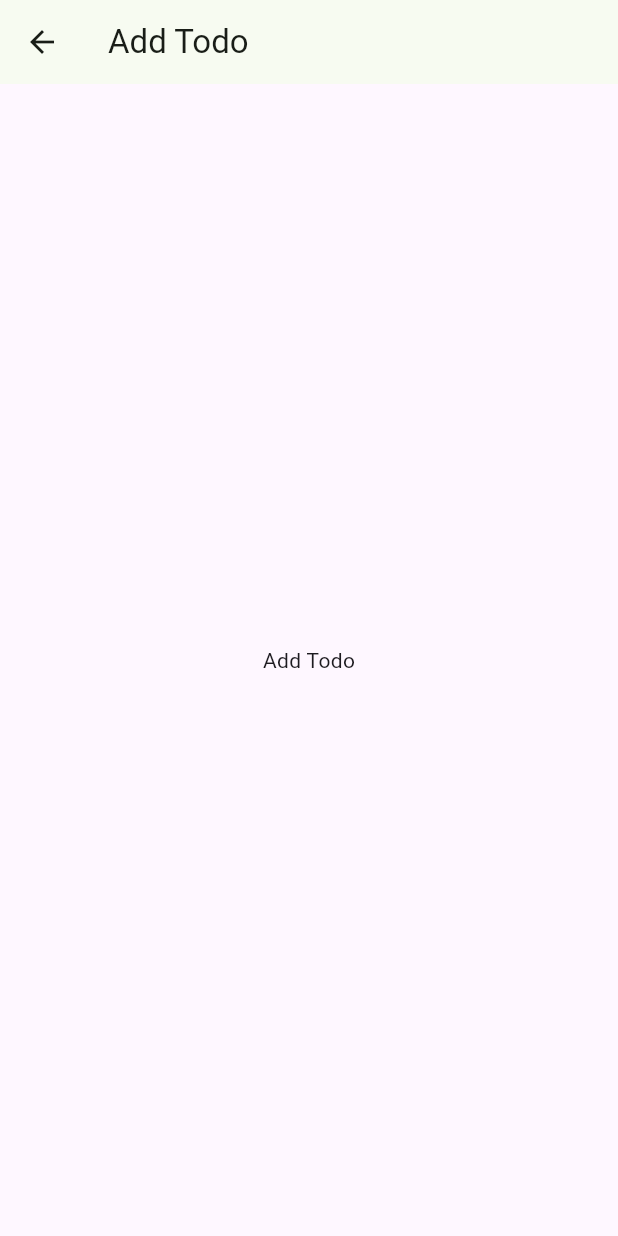
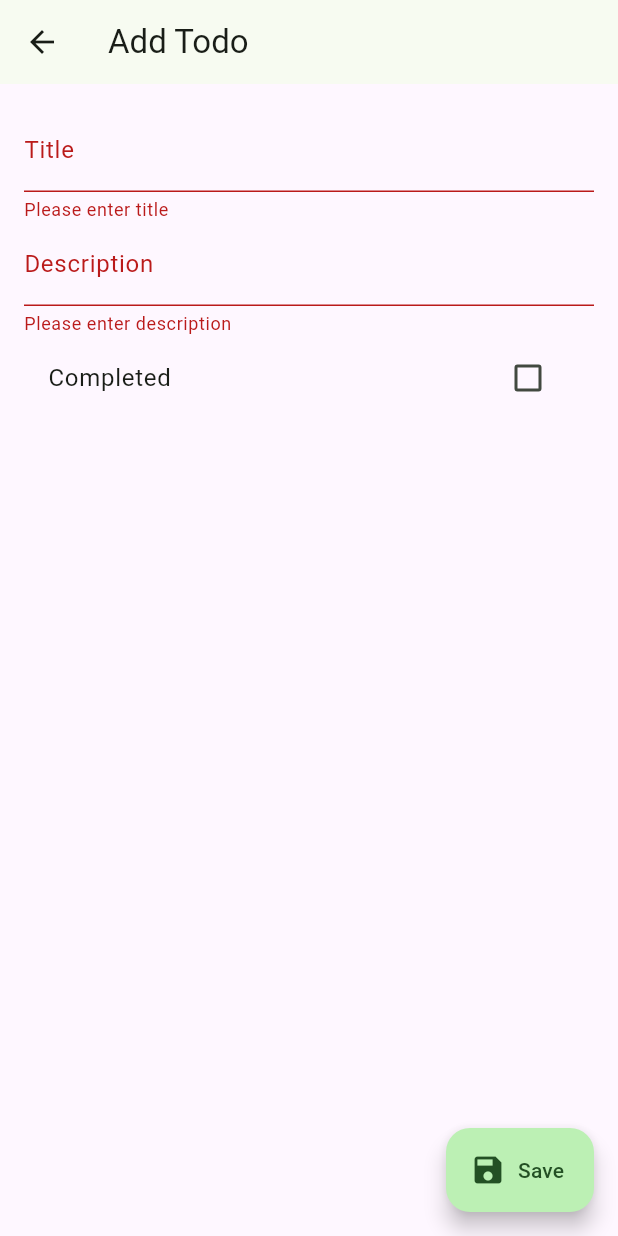
Before and after one commit to rebixpl/flutter_todo_app, a Flutter app: the screen it shows after launch, after a tap on "Add Todo", on a phone screen of 412 x 824 dp. Run offline on Flutter 3.47's test engine with Material 2 defaults, Android fonts, the phone set to English and light mode, and no system bars; our stand-ins replace flutter_riverpod, freezed_annotation, go_router, riverpod_annotation; missing offline and left inert: shortid; generated files the repository leaves out were written again.

Commit message:
add todo screen ui update

```diff
--- a/lib/presentation/view/todos_list.dart
+++ b/lib/presentation/view/todos_list.dart
@@ -14,7 +14,7 @@ class TodosList extends ConsumerWidget {
         automaticallyImplyLeading: false,
         title: const Text('Todos'),
       ),
-      body: ref.watch(getTodosProvider).map(
+      body: ref.watch(todosListProvider).map(
             loading: (_) => const Center(
               child: CircularProgressIndicator(),
             ),
--- a/lib/presentation/view/todos_new.dart
+++ b/lib/presentation/view/todos_new.dart
@@ -1,7 +1,23 @@
 import 'package:flutter/material.dart';
+import 'package:flutter_riverpod/flutter_riverpod.dart';
+import 'package:flutter_todo_app/domain/model/todo.dart';
+import 'package:flutter_todo_app/domain/usecases/module.dart';
+import 'package:go_router/go_router.dart';
+import 'package:shortid/shortid.dart';
 
-class TodosNew extends StatelessWidget {
+class TodosNew extends ConsumerStatefulWidget {
   const TodosNew({super.key});
+
+  @override
+  ConsumerState<TodosNew> createState() => _TodosNewState();
+}
+
+class _TodosNewState extends ConsumerState<TodosNew> {
+  final _formKey = GlobalKey<FormState>();
+  final title = TextEditingController();
+  final description = TextEditingController();
+  late final saveTodo = ref.read(saveTodoProvider);
+  bool isCompleted = false;
 
   @override
   Widget build(BuildContext context) {
@@ -9,9 +25,86 @@ class TodosNew extends StatelessWidget {
       appBar: AppBar(
         title: const Text('Add Todo'),
       ),
-      body: const Center(
-        child: Text('Add Todo'),
+      body: Padding(
+        padding: const EdgeInsets.all(16.0),
+        child: Scrollbar(
+          child: SingleChildScrollView(
+            child: Form(
+              key: _formKey,
+              autovalidateMode: AutovalidateMode.always,
+              child: Column(
+                children: [
+                  TextFormField(
+                    controller: title,
+                    decoration: const InputDecoration(
+                      labelText: 'Title',
+                    ),
+                    validator: (value) {
+                      if (value == null || value.isEmpty) {
+                        return 'Please enter title';
+                      }
+                      return null;
+                    },
+                  ),
+                  TextFormField(
+                    controller: description,
+                    decoration: const InputDecoration(
+                      labelText: 'Description',
+                    ),
+                    validator: (value) {
+                      if (value == null || value.isEmpty) {
+                        return 'Please enter description';
+                      }
+                      return null;
+                    },
+                  ),
+                  CheckboxListTile(
+                    title: const Text('Completed'),
+                    value: isCompleted,
+                    onChanged: (value) {
+                      setState(() {
+                        isCompleted = value!;
+                      });
+                    },
+                  ),
+                ],
+              ),
+            ),
+          ),
+        ),
+      ),
+      floatingActionButton: FloatingActionButton.extended(
+        onPressed: () async {
+          if (_formKey.currentState!.validate()) {
+            _formKey.currentState!.save();
+
+            final todo = Todo(
+              id: shortid.generate(),
+              title: title.text,
+              description: description.text,
+              completed: isCompleted,
+            );
+
+            final messenger = ScaffoldMessenger.of(context);
+            final router = GoRouter.of(context);
+            await saveTodo.execute(todo);
+
+            messenger.toast('Todo Saved!');
+            if (router.canPop()) router.pop();
+          }
+        },
+        label: const Text('Save'),
+        icon: const Icon(Icons.save),
       ),
     );
   }
 }
+
+extension on ScaffoldMessengerState {
+  void toast(String message) => showSnackBar(
+        SnackBar(
+          content: Text(message),
+          duration: const Duration(seconds: 2),
+        ),
+      );
+}
--- a/lib/presentation/viewmodel/module.dart
+++ b/lib/presentation/viewmodel/module.dart
@@ -1,13 +1,13 @@
+import 'package:flutter_todo_app/domain/usecases/module.dart';
 import 'package:riverpod_annotation/riverpod_annotation.dart';
 
-import '../../data/repository/module.dart';
 import '../../domain/model/todos.dart';
 
 part 'module.g.dart';
 
 @riverpod
-Future<Todos> getTodos(GetTodosRef ref) async {
-  final todos = ref.watch(todosProvider);
-  final items = await todos.loadTodos();
+Future<Todos> todosList(TodosListRef ref) async {
+  final usecase = ref.watch(getTodosProvider);
+  final items = await usecase.execute();
   return items;
 }
--- a/pubspec.yaml
+++ b/pubspec.yaml
@@ -41,6 +41,7 @@ dependencies:
   go_router: ^8.0.5
   riverpod_annotation: ^2.1.1
   riverpod: ^2.3.6
+  shortid: ^0.1.2
 
 dev_dependencies:
   flutter_test:
```
Also changed, not shown: lib/presentation/viewmodel/module.g.dart, pubspec.lock, 1 other file.
